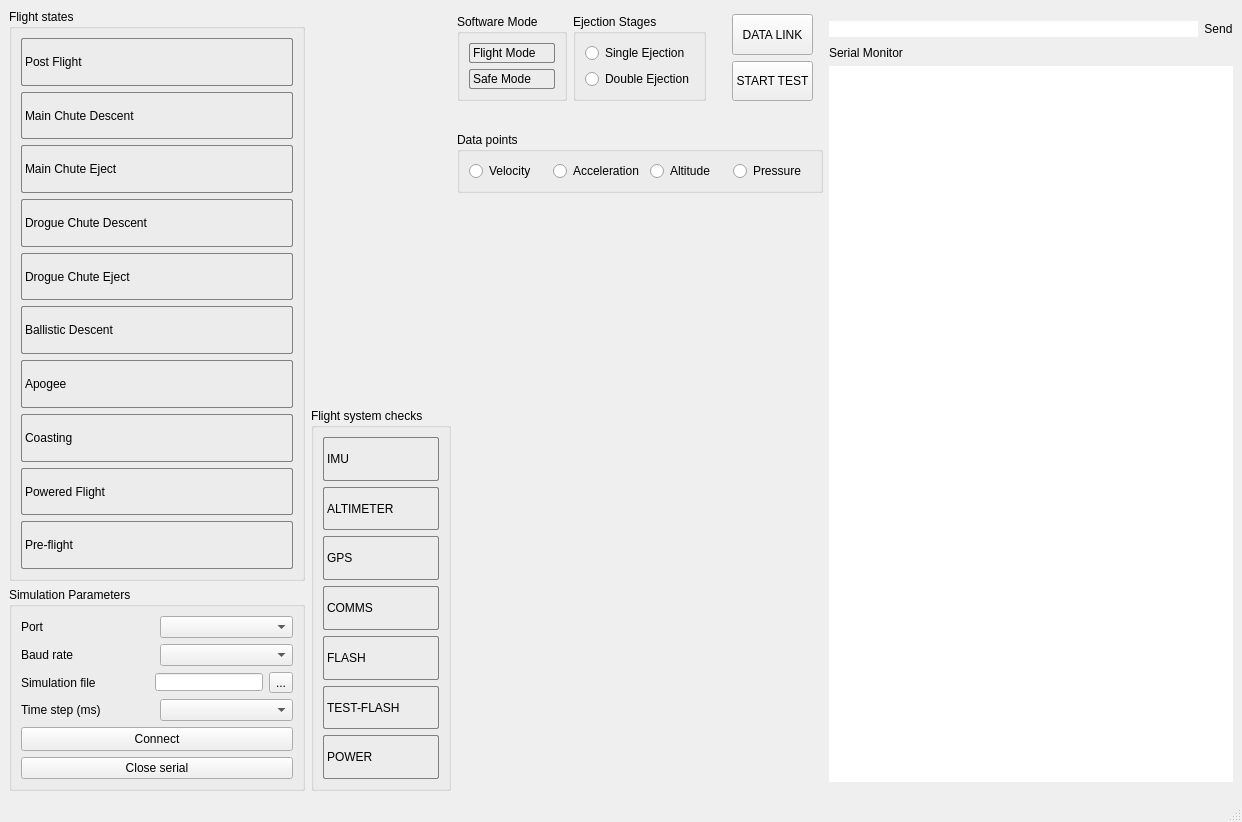
First picture: the form in app/NaFCSE/mainwindow.ui, repository bytecod3/Nakuja-Flight-Computer-Simulation-Engine, before the edit.
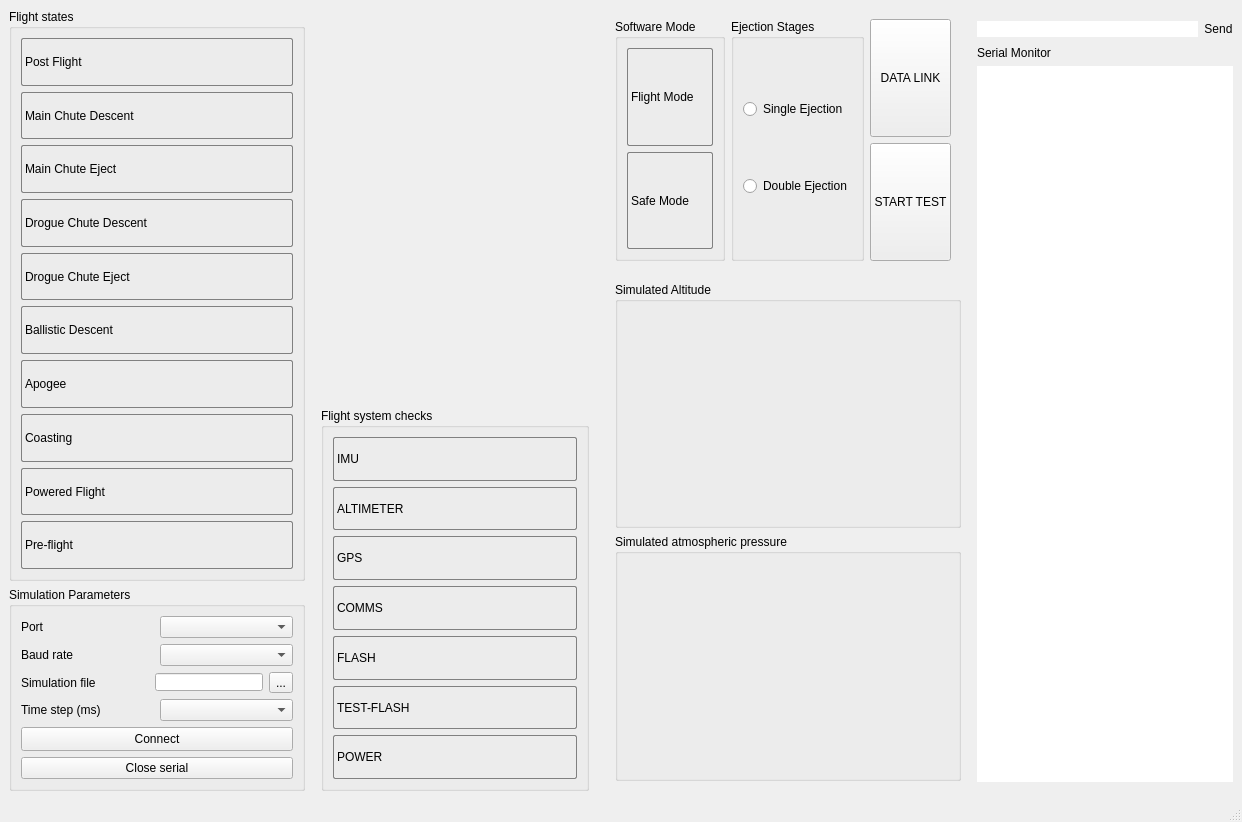
Second picture: the form after the edit. Icons and pictures are not drawn.

Commit message: adds separate data plots

```diff
--- a/app/NaFCSE/mainwindow.ui
+++ b/app/NaFCSE/mainwindow.ui
@@ -322,11 +322,23 @@
     </item>
     <item>
      <layout class="QVBoxLayout" name="verticalLayout_9">
+      <property name="leftMargin">
+       <number>10</number>
+      </property>
       <property name="topMargin">
        <number>10</number>
       </property>
+      <property name="rightMargin">
+       <number>10</number>
+      </property>
       <item>
        <widget class="QFrame" name="verticalFrame_7">
+        <property name="sizePolicy">
+         <sizepolicy hsizetype="Ignored" vsizetype="Ignored">
+          <horstretch>0</horstretch>
+          <verstretch>0</verstretch>
+         </sizepolicy>
+        </property>
         <property name="styleSheet">
          <string notr="true">border-image: url(:/images/render.jpg) 0 0 0 0 cover;</string>
         </property>
@@ -441,8 +453,17 @@
     </item>
     <item>
      <layout class="QVBoxLayout" name="verticalLayout_8">
+      <property name="leftMargin">
+       <number>10</number>
+      </property>
       <property name="topMargin">
-       <number>5</number>
+       <number>10</number>
+      </property>
+      <property name="rightMargin">
+       <number>10</number>
+      </property>
+      <property name="bottomMargin">
+       <number>10</number>
       </property>
       <item>
        <layout class="QHBoxLayout" name="horizontalLayout_5">
@@ -535,7 +556,7 @@
         <item>
          <layout class="QVBoxLayout" name="verticalLayout_5">
           <property name="leftMargin">
-           <number>20</number>
+           <number>0</number>
           </property>
           <item>
            <widget class="QPushButton" name="btnLink">
@@ -578,66 +599,66 @@
         </item>
        </layout>
       </item>
+      <item>
+       <spacer name="verticalSpacer">
+        <property name="orientation">
+         <enum>Qt::Vertical</enum>
+        </property>
+        <property name="sizeType">
+         <enum>QSizePolicy::Maximum</enum>
+        </property>
+        <property name="sizeHint" stdset="0">
+         <size>
+          <width>20</width>
+          <height>10</height>
+         </size>
+        </property>
+       </spacer>
+      </item>
       <item>
        <layout class="QVBoxLayout" name="verticalLayout_7">
-        <property name="topMargin">
-         <number>20</number>
-        </property>
         <item>
-         <widget class="QGroupBox" name="groupBox_6">
-          <property name="sizePolicy">
-           <sizepolicy hsizetype="Minimum" vsizetype="Maximum">
-            <horstretch>0</horstretch>
-            <verstretch>0</verstretch>
-           </sizepolicy>
-          </property>
+         <widget class="QGroupBox" name="simulatedAltitudeGroupBox">
           <property name="title">
-           <string>Data points</string>
+           <string>Simulated Altitude</string>
           </property>
-          <layout class="QHBoxLayout" name="horizontalLayout_8">
-           <item>
-            <layout class="QHBoxLayout" name="horizontalLayout_7">
-             <item>
-              <widget class="QRadioButton" name="radioButton_3">
-               <property name="text">
-                <string>Velocity</string>
-               </property>
-              </widget>
-             </item>
-             <item>
-              <widget class="QRadioButton" name="radioButton_4">
-               <property name="text">
-                <string>Acceleration</string>
-               </property>
-              </widget>
-             </item>
-             <item>
-              <widget class="QRadioButton" name="radioButton_5">
-               <property name="text">
-                <string>Altitude</string>
-               </property>
-              </widget>
-             </item>
-             <item>
-              <widget class="QRadioButton" name="radioButton_6">
-               <property name="text">
-                <string>Pressure</string>
-               </property>
-              </widget>
-             </item>
-            </layout>
-           </item>
-          </layout>
+          <widget class="QWidget" name="altitudePlotWidget" native="true">
+           <property name="geometry">
+            <rect>
+             <x>9</x>
+             <y>29</y>
+             <width>351</width>
+             <height>201</height>
+            </rect>
+           </property>
+           <property name="sizePolicy">
+            <sizepolicy hsizetype="Minimum" vsizetype="Minimum">
+             <horstretch>0</horstretch>
+             <verstretch>0</verstretch>
+            </sizepolicy>
+           </property>
+          </widget>
          </widget>
         </item>
+       </layout>
+      </item>
+      <item>
+       <layout class="QVBoxLayout" name="verticalLayout_12">
         <item>
-         <widget class="QWidget" name="widget" native="true">
-          <property name="sizePolicy">
-           <sizepolicy hsizetype="Preferred" vsizetype="Expanding">
-            <horstretch>0</horstretch>
-            <verstretch>0</verstretch>
-           </sizepolicy>
+         <widget class="QGroupBox" name="groupBox_2">
+          <property name="title">
+           <string>Simulated atmospheric pressure</string>
           </property>
+          <widget class="QWidget" name="pressurePlotWidget" native="true">
+           <property name="geometry">
+            <rect>
+             <x>10</x>
+             <y>30</y>
+             <width>351</width>
+             <height>201</height>
+            </rect>
+           </property>
+          </widget>
          </widget>
         </item>
        </layout>
@@ -646,6 +667,12 @@
     </item>
     <item>
      <widget class="QFrame" name="verticalFrame_3">
+      <property name="sizePolicy">
+       <sizepolicy hsizetype="Maximum" vsizetype="Minimum">
+        <horstretch>0</horstretch>
+        <verstretch>0</verstretch>
+       </sizepolicy>
+      </property>
       <property name="styleSheet">
        <string notr="true">border: 1 px solid black;
 </string>
```
Left out of the diff: 16 changed lines with no effect on the pictures. The commit also changes 4 other files.
